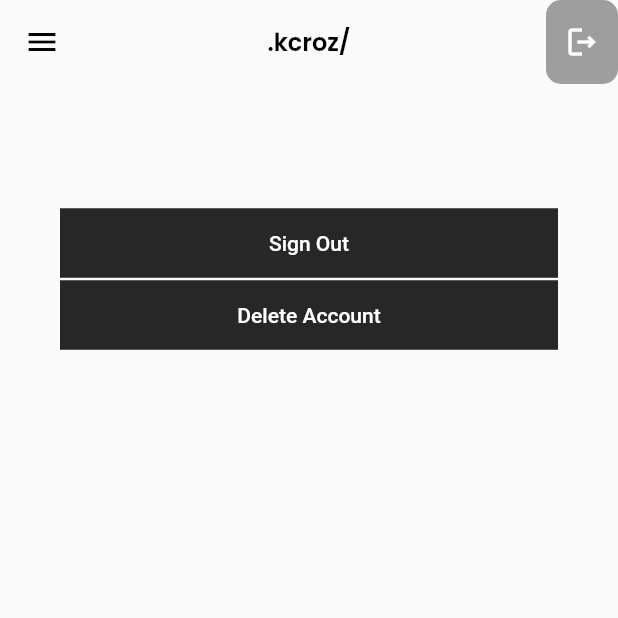
After one commit to GinuraRansika/kcroz, a Flutter app: the screen it shows once a user with an empty profile is signed in, on a phone screen of 412 x 824 dp, the top half of it. The commit adds this screen. Run offline on Flutter 3.47's test engine with Material 2 defaults, Android fonts, the phone set to English and light mode, and no system bars; our stand-ins replace firebase_auth, firebase_core, flutter_otp_text_field, get, google_fonts, google_sign_in and 3 more; accounts and stored records are empty; network calls fail.

Commit message:
Basic sign in and and sign out with deleting and google sigin are finished

```diff
--- a/lib/main.dart
+++ b/lib/main.dart
@@ -4,7 +4,9 @@ import 'package:flutter/material.dart';
 import 'package:get/get_navigation/src/root/get_material_app.dart';
 import 'package:get/get_navigation/src/routes/transitions_type.dart';
 import 'package:kcroz/firebase_options.dart';
+import 'package:kcroz/src/features/authentication/screens/screens/login/login_screen.dart';
 import 'package:kcroz/src/features/authentication/screens/screens/signup/signup_screen.dart';
+import 'package:kcroz/src/features/core/screens/map/home_page_map.dart';
 import 'package:kcroz/src/services/firebase_auth_methods.dart';
 import 'package:kcroz/src/utils/theme/theme.dart';
 import 'package:provider/provider.dart';
@@ -41,7 +43,7 @@ class MyApp extends StatelessWidget {
         darkTheme: KcrozAppTheme.darkTheme,
         defaultTransition: Transition.leftToRightWithFade,
         transitionDuration: const Duration(milliseconds: 500),
-        home: const SignUpScreen(),
+        home: const AuthWrapper(),
         routes: {
 
         },
@@ -49,3 +51,18 @@ class MyApp extends StatelessWidget {
     );
   }
 }
+
+
+class AuthWrapper extends StatelessWidget {
+  const AuthWrapper({Key? key}) : super(key: key);
+
+  @override
+  Widget build(BuildContext context) {
+    final firebaseUser = context.watch<User?>();
+
+    if (firebaseUser != null) {
+      return const HomePageMap();
+    }
+    return const LoginScreen();
+  }
+}
--- /dev/null
+++ b/lib/src/common_widgets/button/custom_button.dart
@@ -0,0 +1,22 @@
+import 'package:flutter/material.dart';
+
+class CustomButton extends StatelessWidget {
+  const CustomButton({
+    Key? key,
+    required this.onTap,
+    required this.text,
+  }) : super(key: key);
+  final String text;
+  final VoidCallback onTap;
+
+  @override
+  Widget build(BuildContext context) {
+    return ElevatedButton(
+      style: ElevatedButton.styleFrom(
+        minimumSize: const Size(double.infinity, 40),
+      ),
+      onPressed: onTap,
+      child: Text(text),
+    );
+  }
+}
--- a/lib/src/features/authentication/screens/screens/signup/signup_screen.dart
+++ b/lib/src/features/authentication/screens/screens/signup/signup_screen.dart
@@ -31,7 +31,6 @@ class SignUpScreen extends StatelessWidget {
 
                 // Section - 3 [ Footer ]
                 SignUpFooterWidget()
-
               ],
             ),
           ),
--- /dev/null
+++ b/lib/src/features/core/screens/map/home_page_map.dart
@@ -0,0 +1,83 @@
+import 'package:firebase_auth/firebase_auth.dart';
+import 'package:flutter/material.dart';
+import 'package:kcroz/src/constants/text_string.dart';
+import 'package:kcroz/src/services/firebase_auth_methods.dart';
+import 'package:provider/provider.dart';
+
+import '../../../../common_widgets/button/custom_button.dart';
+
+class HomePageMap extends StatelessWidget {
+  const HomePageMap({Key? key}) : super(key: key);
+
+  @override
+  Widget build(BuildContext context) {
+    final user = context.read<FirebaseAuthMethods>().user;
+    return Scaffold(
+      appBar: AppBar(
+        leading: const Icon(Icons.menu, color: Colors.black,),
+        title: Text(kcrozAppName, style: Theme.of(context).textTheme.headline4,),
+        centerTitle: true,
+        elevation: 0,
+        backgroundColor: Colors.transparent,
+        actions: [
+          Container(
+            decoration: BoxDecoration(
+              borderRadius: BorderRadius.circular(10),
+              color: Colors.grey,
+            ),
+            child: IconButton(
+              onPressed: () {
+                FirebaseAuthMethods(FirebaseAuth.instance).signOut(context);
+                },
+              icon: const Icon(Icons.logout_outlined),
+            ),
+          )
+        ],
+      ),
+      body: SingleChildScrollView(
+        child: Container(
+          padding: const EdgeInsets.all(40),
+          child: Column(
+            mainAxisAlignment: MainAxisAlignment.center,
+            children: [
+              // when user signs anonymously or with phone, there is no email
+              if (user.phoneNumber == null) Text(user.email!),
+              if (user.phoneNumber == null)
+                Text(user.providerData[0].providerId),
+              // display phone number only when user's phone number is not null
+              if (user.phoneNumber != null) Text(user.phoneNumber!),
+              // uid is always available for every sign in method
+              Text(user.uid),
+              // display the button only when the user email is not verified
+              // or isnt an anonymous user
+              if (!user.emailVerified)
+                CustomButton(
+                  onTap: () {
+                    context
+                        .read<FirebaseAuthMethods>()
+                        .sendEmailVerification(context);
+                  },
+                  text: 'Verify Email',
+                ),
+              CustomButton(
+                onTap: () {
+                  context.read<FirebaseAuthMethods>().signOut(context);
+                },
+                text: 'Sign Out',
+              ),
+              CustomButton(
+                onTap: () {
+                  context.read<FirebaseAuthMethods>().deleteAccount(context);
+                },
+                text: 'Delete Account',
+              ),
+            ],
+
+          ),
+
+
+        ),
+      ),
+    );
+  }
+}
--- a/lib/src/services/firebase_auth_methods.dart
+++ b/lib/src/services/firebase_auth_methods.dart
@@ -1,8 +1,11 @@
 import 'package:firebase_auth/firebase_auth.dart';
 import 'package:flutter/cupertino.dart';
 import 'package:flutter/foundation.dart';
+import 'package:get/get.dart';
+import 'package:get/get_core/src/get_main.dart';
 import 'package:google_sign_in/google_sign_in.dart';
 
+import '../features/core/screens/map/home_page_map.dart';
 import '../utils/show_snack_bar.dart';
 
 class FirebaseAuthMethods {
@@ -15,6 +18,7 @@ class FirebaseAuthMethods {
   User get user => _auth.currentUser!;
 
   // STATE PERSISTENCE STREAM
+  // stream of users which will tel if the user is present or not
   Stream<User?> get authState => FirebaseAuth.instance.authStateChanges();
 
   // EMAIL SIGN UP
--- a/pubspec.yaml
+++ b/pubspec.yaml
@@ -21,6 +21,7 @@ dependencies:
   # OnBoarding Packages
   liquid_swipe: ^3.0.0
   smooth_page_indicator: ^1.0.1
+  line_awesome_flutter: ^2.0.0
   #OTP Text Field Package
   flutter_otp_text_field: ^1.1.1
   provider: ^6.0.5
```
Also changed, not shown: lib/src/features/authentication/screens/screens/signup/widgets/signup_footer_widget.dart (+5 -2 lines), lib/src/features/core/screens/profile/profile_screen.dart (added, +29 -0 lines), lib/src/features/authentication/screens/assets/images/forget_password/forget-password.png (deleted), lib/src/features/authentication/screens/assets/images/on_boarding_images/on-boarding-image-1.jpg (deleted), lib/src/features/authentication/screens/assets/images/splash_screen/splash-screen-bottom.jpg (deleted), lib/src/features/authentication/screens/assets/images/splash_screen/splash-screen-top.jpg (deleted), lib/src/features/authentication/screens/assets/images/welcome_images/welcome-screen-image.png (deleted), lib/src/features/core/screens/profile/update_profile_screen.dart (added), pubspec.lock, 1 other file.
